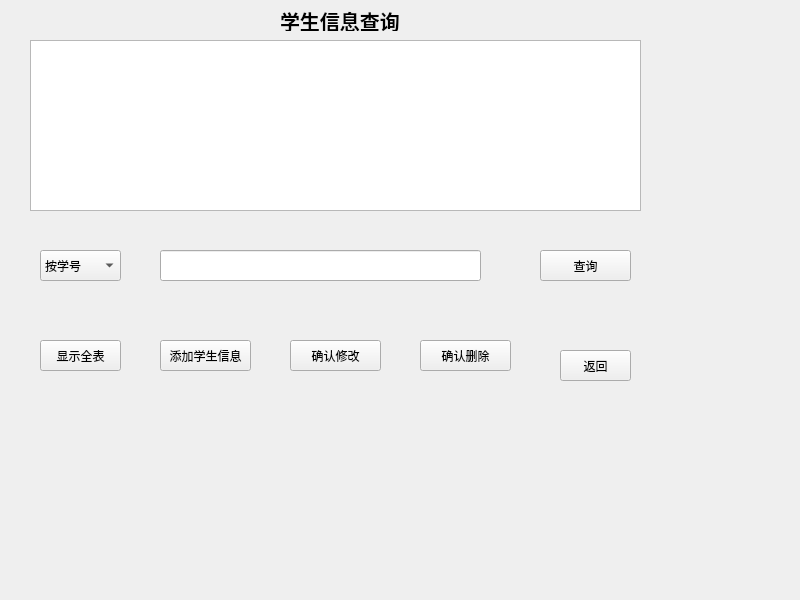
Old version of the form student_info_query.ui in the repository yzyzhenlihai/CplusplusProject.
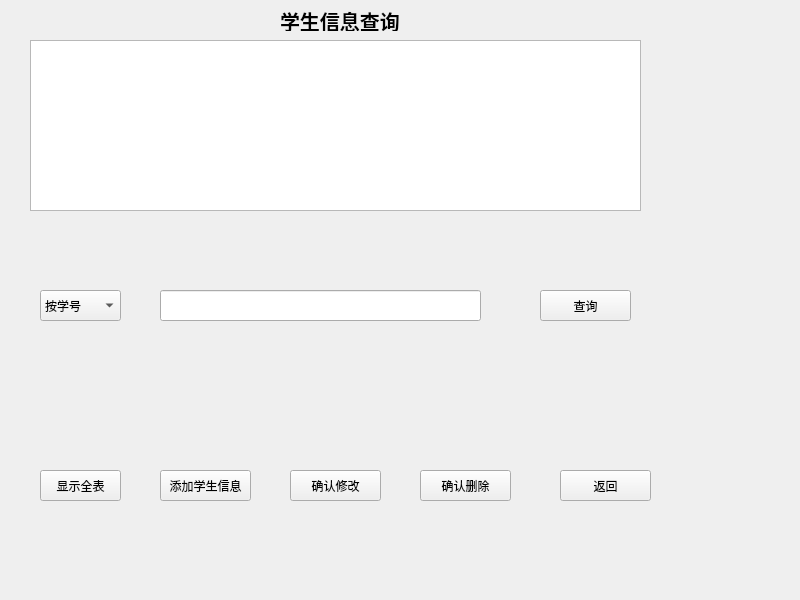
New version of the form.

The edit to the form file:
```diff
--- a/student_info_query.ui
+++ b/student_info_query.ui
@@ -47,7 +47,7 @@
     <property name="geometry">
      <rect>
       <x>40</x>
-      <y>250</y>
+      <y>290</y>
       <width>81</width>
       <height>31</height>
      </rect>
@@ -67,7 +67,7 @@
     <property name="geometry">
      <rect>
       <x>160</x>
-      <y>250</y>
+      <y>290</y>
       <width>321</width>
       <height>31</height>
      </rect>
@@ -77,7 +77,7 @@
     <property name="geometry">
      <rect>
       <x>540</x>
-      <y>250</y>
+      <y>290</y>
       <width>91</width>
       <height>31</height>
      </rect>
@@ -90,8 +90,8 @@
     <property name="geometry">
      <rect>
       <x>560</x>
-      <y>350</y>
-      <width>71</width>
+      <y>470</y>
+      <width>91</width>
       <height>31</height>
      </rect>
     </property>
@@ -103,7 +103,7 @@
     <property name="geometry">
      <rect>
       <x>40</x>
-      <y>340</y>
+      <y>470</y>
       <width>81</width>
       <height>31</height>
      </rect>
@@ -116,7 +116,7 @@
     <property name="geometry">
      <rect>
       <x>160</x>
-      <y>340</y>
+      <y>470</y>
       <width>91</width>
       <height>31</height>
      </rect>
@@ -129,7 +129,7 @@
     <property name="geometry">
      <rect>
       <x>290</x>
-      <y>340</y>
+      <y>470</y>
       <width>91</width>
       <height>31</height>
      </rect>
@@ -142,7 +142,7 @@
     <property name="geometry">
      <rect>
       <x>420</x>
-      <y>340</y>
+      <y>470</y>
       <width>91</width>
       <height>31</height>
      </rect>
```
